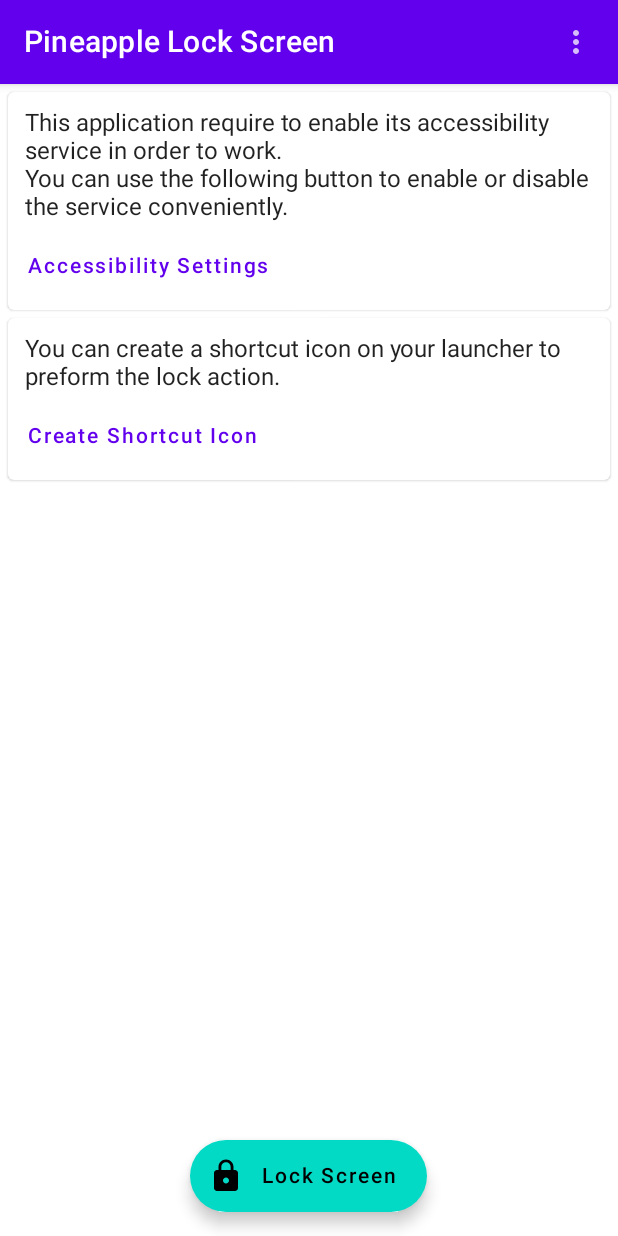
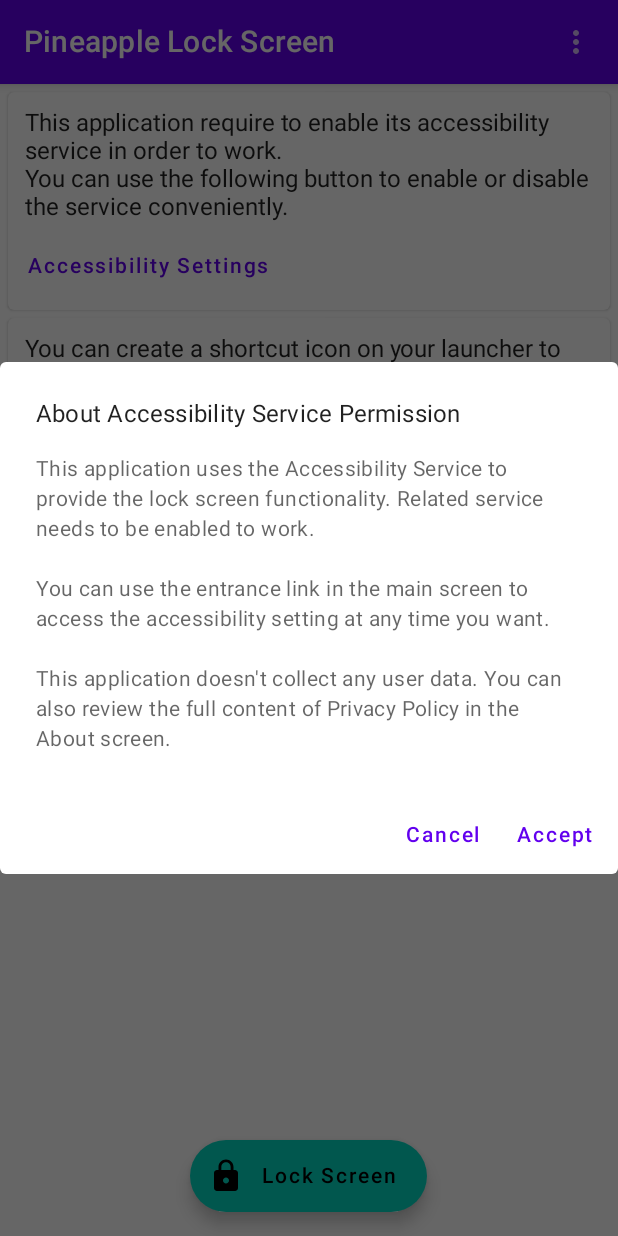
Before and after one commit to BLumia/pineapple-lock-screen, an Android app built with Jetpack Compose: the screen it shows after launch (MainActivity), after a tap on "Accessibility Settings", on a phone screen of 412 x 824 dp. Run offline under Robolectric (Android 15) with nearby library versions, the phone set to English and light mode, and no system bars.

Commit message:
add a prominent disclosure dialog for playstore weird policy

```diff
--- a/app/src/main/java/net/blumia/pineapple/lockscreen/ui/NavGraph.kt
+++ b/app/src/main/java/net/blumia/pineapple/lockscreen/ui/NavGraph.kt
@@ -5,10 +5,8 @@ import android.content.Intent
 import android.content.pm.ShortcutInfo
 import android.content.pm.ShortcutManager
 import android.net.Uri
-import androidx.compose.material.SnackbarResult
-import androidx.compose.material.rememberScaffoldState
-import androidx.compose.runtime.Composable
-import androidx.compose.runtime.rememberCoroutineScope
+import androidx.compose.material.*
+import androidx.compose.runtime.*
 import androidx.compose.ui.platform.LocalContext
 import androidx.compose.ui.res.stringResource
 import androidx.core.content.ContextCompat.getSystemService
@@ -46,10 +44,47 @@ fun NavGraph(
             val shortcutString = stringResource(id = R.string.shortcut_name_lock)
             val scaffoldState = rememberScaffoldState()
             val coroutineScope = rememberCoroutineScope()
+            var showDialog by remember { mutableStateOf(false) }
+
+            if (showDialog) {
+                AlertDialog(
+                    onDismissRequest = {
+                        showDialog = false
+                    },
+                    title = {
+                        Text(stringResource(id = R.string.accessibility_service_prominent_disclosure_dlg_title))
+                    },
+                    text = {
+                        Text(stringResource(id = R.string.accessibility_service_prominent_disclosure_dlg_desc))
+                    },
+                    confirmButton = {
+                        TextButton(onClick = {
+                            showDialog = false
+                            openSystemA11ySettings(applicationContext)
+                        }) {
+                            Text(stringResource(id = R.string.accept))
+                        }
+                    },
+                    dismissButton = {
+                        TextButton(onClick = {
+                            showDialog = false
+                        }) {
+                            Text(stringResource(id = R.string.cancel))
+                        }
+                    }
+                )
+            }
+
+            val prominentDisclosureDlg = {
+                showDialog = true
+                // openSystemA11ySettings(applicationContext)
+            }
+
             HomeScreen(
+                showDialog = showDialog,
                 scaffoldState = scaffoldState,
                 onOpenA11ySettingsBtnClicked = {
-                    openSystemA11ySettings(applicationContext)
+                    prominentDisclosureDlg()
                 },
                 onLockScreenBtnClicked = {
                     val a11yService = A11yService.instance()
@@ -58,7 +93,7 @@ fun NavGraph(
                     } else {
                         coroutineScope.launch {
                             when (scaffoldState.snackbarHostState.showSnackbar(msgString, msgActionString)) {
-                                SnackbarResult.ActionPerformed -> openSystemA11ySettings(applicationContext)
+                                SnackbarResult.ActionPerformed -> prominentDisclosureDlg()
                                 SnackbarResult.Dismissed -> {}
                             }
                         }
@@ -71,7 +106,7 @@ fun NavGraph(
                     } else {
                         coroutineScope.launch {
                             when (scaffoldState.snackbarHostState.showSnackbar(msgString, msgActionString)) {
-                                SnackbarResult.ActionPerformed -> openSystemA11ySettings(applicationContext)
+                                SnackbarResult.ActionPerformed -> prominentDisclosureDlg()
                                 SnackbarResult.Dismissed -> {}
                             }
                         }
--- a/app/src/main/java/net/blumia/pineapple/lockscreen/ui/home/HomeScreen.kt
+++ b/app/src/main/java/net/blumia/pineapple/lockscreen/ui/home/HomeScreen.kt
@@ -14,6 +14,7 @@ import net.blumia.pineapple.lockscreen.R
 
 @Composable
 fun HomeScreen(
+    showDialog: Boolean = false,
     scaffoldState: ScaffoldState = rememberScaffoldState(),
     onOpenA11ySettingsBtnClicked: () -> Unit = {},
     onLockScreenBtnClicked: () -> Unit = {},
--- a/app/src/main/res/values/strings.xml
+++ b/app/src/main/res/values/strings.xml
@@ -17,4 +17,8 @@
     <string name="accessibility_service_description">This accessibility service is used to provide the lock screen ability in the Pineapple Lock Screen application, otherwise the application won\'t be able to work.\n\nTo enable the accessibility service, just tap the toggle switch in the top right corner, then tap Allow on the next screen. You don\'t need to enable the second shortcut switch.\n\nNote:\n1. If you force stop the main application, you might need to enable this service again.\n2. If the service is enabled but the application doesn\'t work as intended, try disable and enable it again.</string>
     <string name="shortcut_name_powerdialog">Power Dialog</string>
     <string name="menu">Menu</string>
+    <string name="accessibility_service_prominent_disclosure_dlg_title">About Accessibility Service Permission</string>
+    <string name="accessibility_service_prominent_disclosure_dlg_desc">This application uses the Accessibility Service to provide the lock screen functionality. Related service needs to be enabled to work.\n\nYou can use the entrance link in the main screen to access the accessibility setting at any time you want.\n\nThis application doesn\'t collect any user data. You can also review the full content of Privacy Policy in the About screen.</string>
+    <string name="accept">Accept</string>
+    <string name="cancel">Cancel</string>
 </resources>
```
Also changed, not shown: 1 other file.
